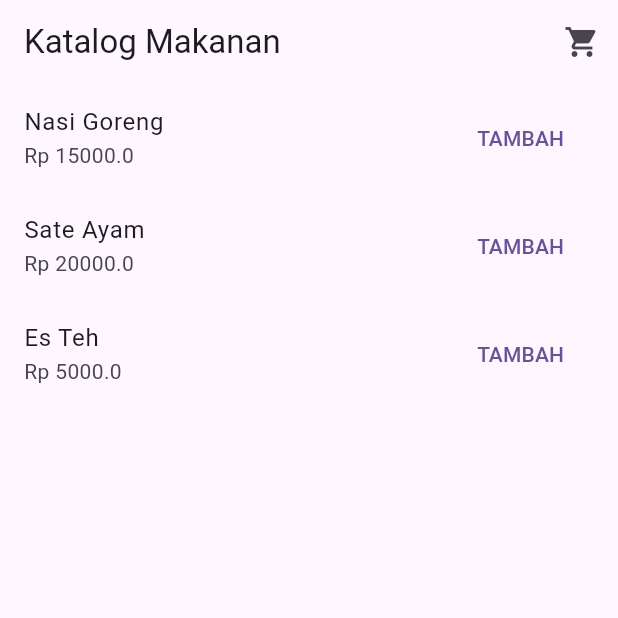
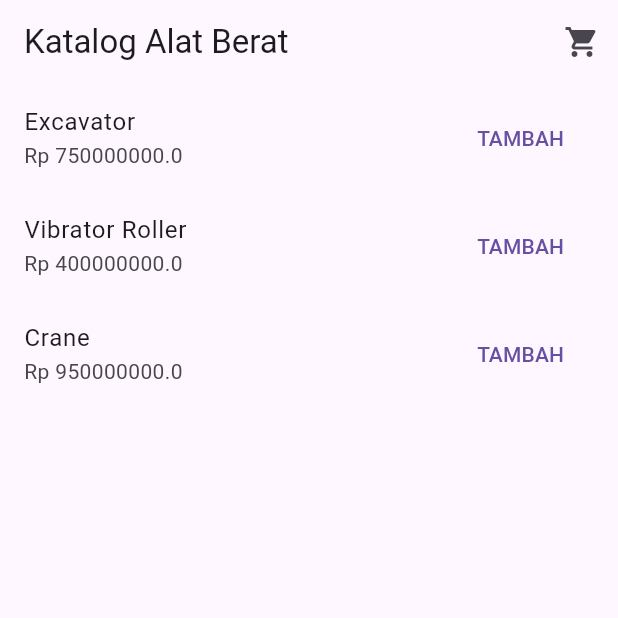
Before and after one commit to DAZRY/uts_mobile_alatberat, a Flutter app: the screen it shows after launch, on a phone screen of 412 x 824 dp, the top half of it. Run offline on Flutter 3.47's test engine with Material 3 defaults, Android fonts, the phone set to English and light mode, and no system bars.

Commit message:
edit tema

```diff
--- a/lib/features/cart/presentation/pages/catalog_page.dart
+++ b/lib/features/cart/presentation/pages/catalog_page.dart
@@ -6,15 +6,15 @@
 class CatalogPage extends StatelessWidget {
   const CatalogPage({super.key});
   static final List<Product> _products = [
-    Product(id: '1', name: 'Nasi Goreng', price: 15000),
-    Product(id: '2', name: 'Sate Ayam', price: 20000),
-    Product(id: '3', name: 'Es Teh', price: 5000),
+    Product(id: '1', name: 'Excavator', price: 750000000),
+    Product(id: '2', name: 'Vibrator Roller', price: 400000000),
+    Product(id: '3', name: 'Crane', price: 950000000),
   ];
   @override
   Widget build(BuildContext context) {
     return Scaffold(
       appBar: AppBar(
-        title: const Text('Katalog Makanan'),
+        title: const Text('Katalog Alat Berat'),
         actions: [
           IconButton(
             icon: const Icon(Icons.shopping_cart),
```
